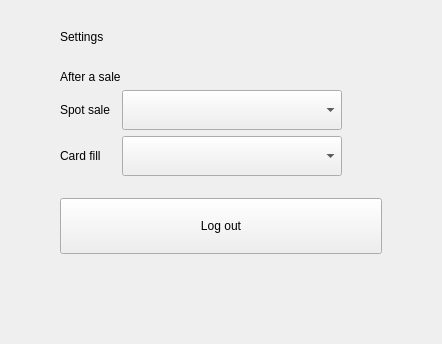
This is smart210/src/settings/SettingsPage.ui in atosdev7/GasStaion as Qt 5 draws it before an edit. The edited form follows.
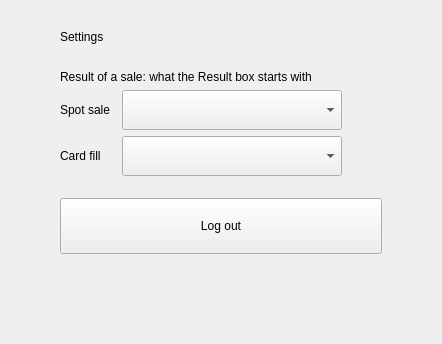
This is the edited form.

Commit message: Smart210: the Result box is back on the spot sale and on the card fill; the Settings page gives its default

The edit to the form file:
```diff
--- a/smart210/src/settings/SettingsPage.ui
+++ b/smart210/src/settings/SettingsPage.ui
@@ -19,7 +19,7 @@
    </item>
    <item>
     <widget class="QLabel" name="resultsTitle">
-     <property name="text"><string>After a sale</string></property>
+     <property name="text"><string>Result of a sale: what the Result box starts with</string></property>
     </widget>
    </item>
    <item>
```
The commit also changes 11 other files.
